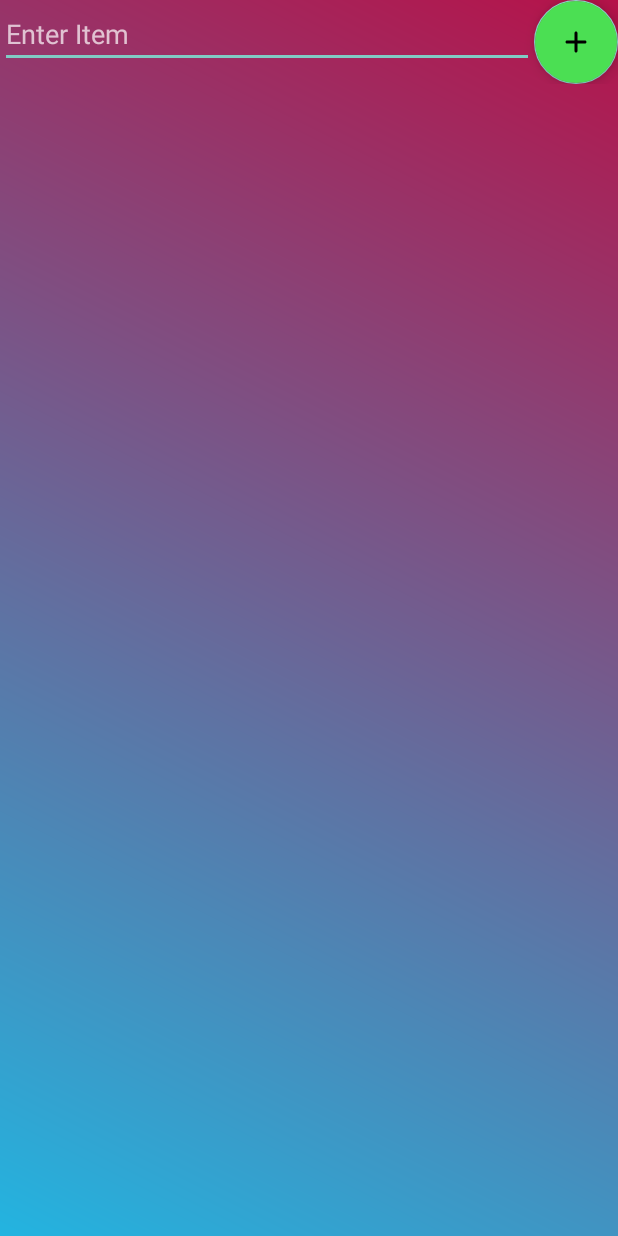
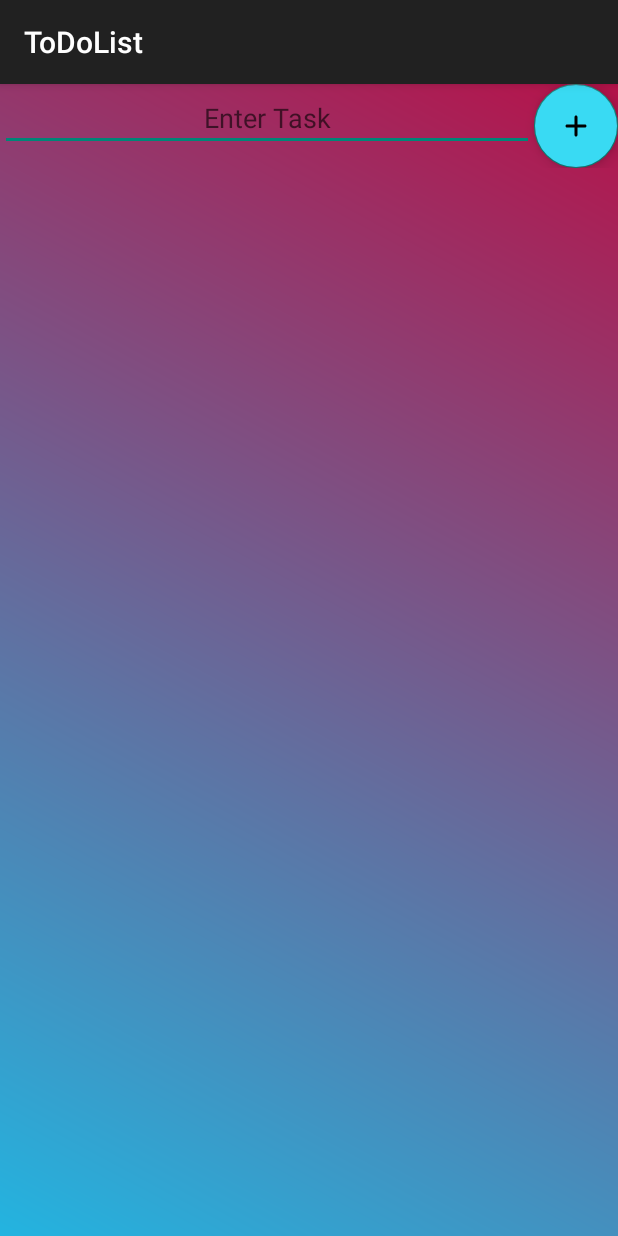
Before and after one commit to manan05/ToDoList, an Android app: the screen it shows after launch (MainActivity), on a phone screen of 412 x 824 dp. Run offline under Robolectric (Android 15) with nearby library versions, the phone set to English and light mode, and no system bars; libraries missing offline, so code that uses them is left out: com.baoyz.swipemenulistview; plain views replace SwipeMenuListView; 5 statements that could not run were skipped.

Commit message:
Added action bar

```diff
--- a/app/src/main/AndroidManifest.xml
+++ b/app/src/main/AndroidManifest.xml
@@ -8,7 +8,7 @@
         android:label="@string/app_name"
         android:roundIcon="@mipmap/todo_list_round"
         android:supportsRtl="true"
-        android:theme="@style/Theme.AppCompat.NoActionBar">
+        android:theme="@style/Theme.AppCompat.Light.DarkActionBar">
         <activity android:name=".MainActivity"
             android:windowSoftInputMode="adjustPan">
             <intent-filter>
--- a/app/src/main/java/com/example/todolist/MainActivity.java
+++ b/app/src/main/java/com/example/todolist/MainActivity.java
@@ -76,7 +76,8 @@ public class MainActivity extends AppCompatActivity  {
                 deleteItem.setBackground(new ColorDrawable(Color.rgb(0xF9,
                         0x3F, 0x25)));
                 // set item width
-                deleteItem.setWidth(170);
+                deleteItem.setWidth(150);
+
                 // set a icon
                 deleteItem.setIcon(R.drawable.ic_delete);
                 // add to menu
@@ -95,7 +96,7 @@ public class MainActivity extends AppCompatActivity  {
                         items.remove(position);
                         adapter.notifyDataSetChanged();
                         FileHelper.writeData(items, getApplicationContext());
-                        Toast.makeText(MainActivity.this, "Item Deleted", Toast.LENGTH_SHORT).show();
+                        Toast.makeText(MainActivity.this, "Task Deleted", Toast.LENGTH_SHORT).show();
                         break;
                 }
                 // false : close the menu; true : not close the menu
--- a/app/src/main/res/drawable/list_design.xml
+++ b/app/src/main/res/drawable/list_design.xml
@@ -1,8 +1,8 @@
 <?xml version="1.0" encoding="utf-8"?>
 <shape xmlns:android="http://schemas.android.com/apk/res/android">
 
-    <gradient
-        android:angle="45"
-        android:startColor="#17D7EE"
-        android:endColor="#FFE700"></gradient>
+    <solid
+        android:color="#FF7CB932"
+        />
+
 </shape>
--- a/app/src/main/res/layout/activity_main.xml
+++ b/app/src/main/res/layout/activity_main.xml
@@ -19,7 +19,9 @@
             android:id="@+id/etItem"
             android:layout_width="0dp"
             android:layout_weight="4.25"
-            android:hint="Enter Item"
+            android:hint="Enter Task"
+            android:paddingBottom="10dp"
+            android:gravity="center_horizontal"
             android:paddingTop="10dp"
             android:layout_height="wrap_content" />
         <com.google.android.material.floatingactionbutton.FloatingActionButton
@@ -28,7 +30,7 @@
             android:layout_height="wrap_content"
             android:maxHeight="10dp"
             android:maxWidth="10dp"
-            android:backgroundTint="#FF4BDF53"
+            android:backgroundTint="#39DAF3"
             android:clickable="true"
             android:layout_weight="0"
             app:srcCompat="@drawable/ic_add_24px" />
--- a/app/src/main/res/values/colors.xml
+++ b/app/src/main/res/values/colors.xml
@@ -1,6 +1,6 @@
 <?xml version="1.0" encoding="utf-8"?>
 <resources>
     <color name="colorPrimary">#008577</color>
-    <color name="colorPrimaryDark">#00574B</color>
+    <color name="colorPrimaryDark">#7CB932</color>
     <color name="colorAccent">#4BDF53</color>
 </resources>
```
